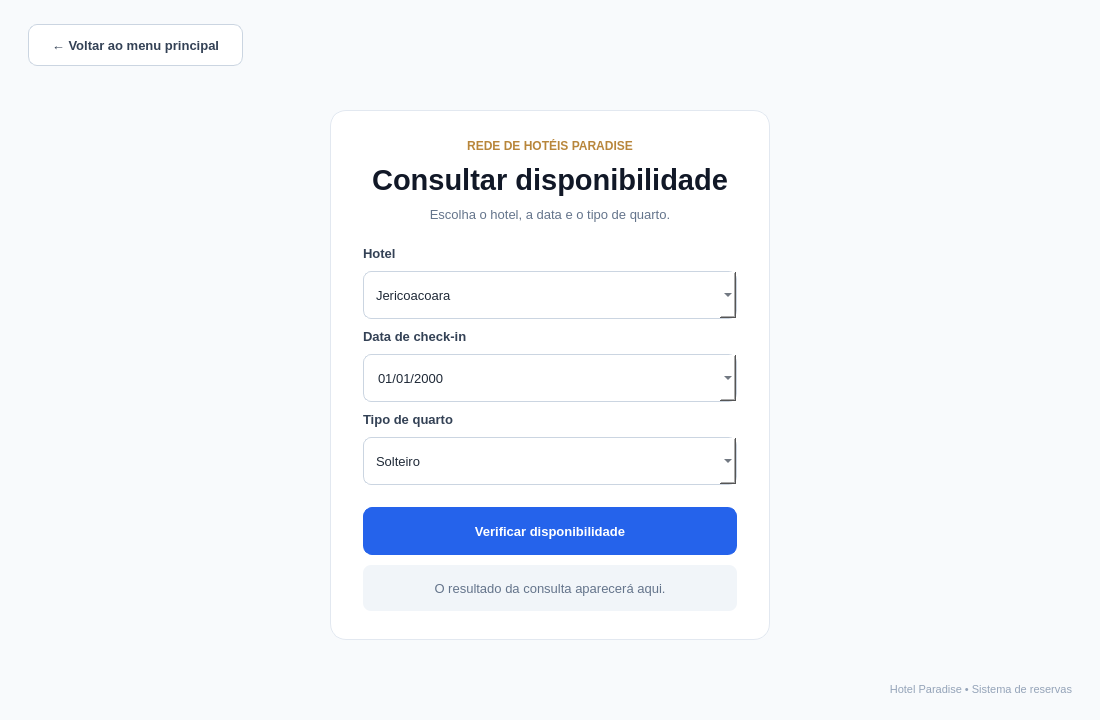
JairCosta00/Sistema-de-Reservas-Rede-de-Hot-is-Paradise, file teladisponibilidade.ui: the form before one commit.
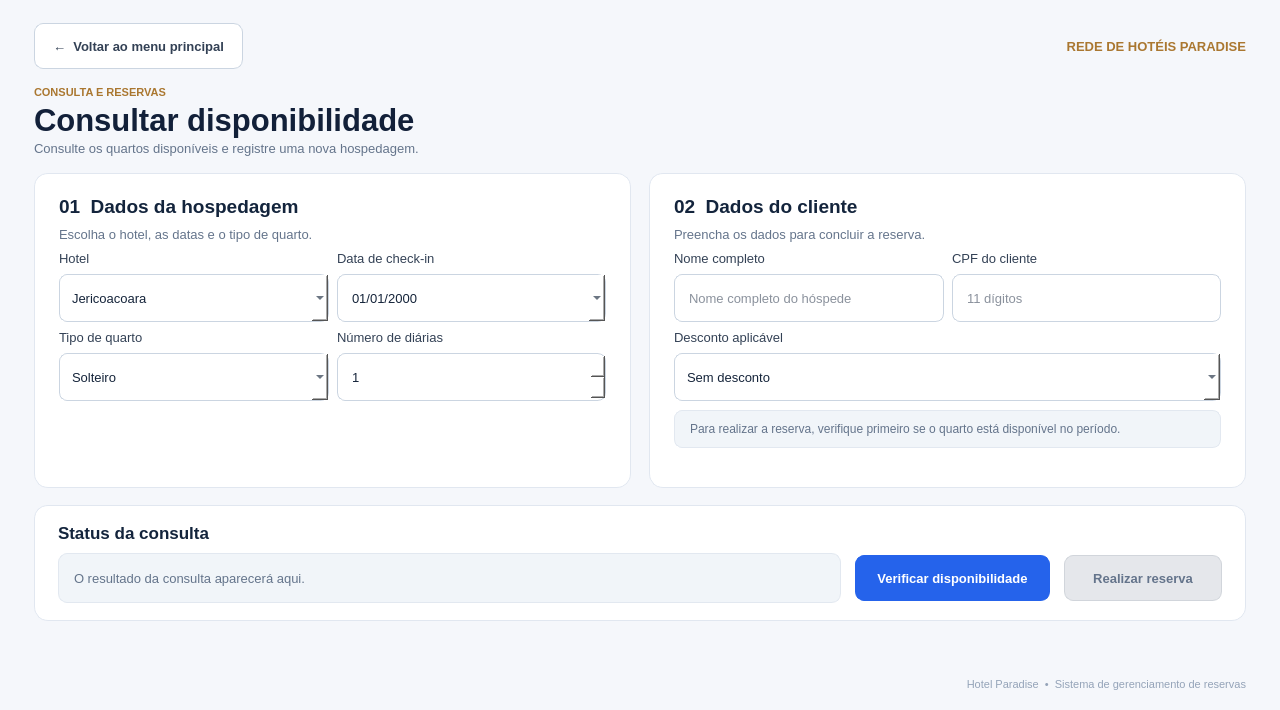
The form after the commit.

Commit message: finaliza interfaces gráficas e integração do sistema de reservas

Diff of the .ui file:
```diff
--- a/teladisponibilidade.ui
+++ b/teladisponibilidade.ui
@@ -3,59 +3,93 @@
  <class>TelaDisponibilidade</class>
  <widget class="QDialog" name="TelaDisponibilidade">
   <property name="geometry">
-   <rect><x>0</x><y>0</y><width>1100</width><height>720</height></rect>
+   <rect>
+    <x>0</x>
+    <y>0</y>
+    <width>1280</width>
+    <height>710</height>
+   </rect>
   </property>
   <property name="minimumSize">
-   <size><width>560</width><height>620</height></size>
+   <size>
+    <width>900</width>
+    <height>610</height>
+   </size>
   </property>
   <property name="windowTitle"><string>Hotel Paradise - Disponibilidade</string></property>
   <property name="styleSheet">
-   <string notr="true">QDialog#TelaDisponibilidade {
-    background-color: #F8FAFC;
+   <string>QDialog#TelaDisponibilidade {
+    background: #F5F7FB;
+    font-family: &quot;Segoe UI&quot;;
+    color: #14243D;
 }
-QFrame#cardConsulta {
-    background-color: #FFFFFF;
-    border: 1px solid #E2E8F0;
-    border-radius: 16px;
+QFrame#cardHospedagem, QFrame#cardCliente, QFrame#cardAcoes {
+    background: #FFFFFF;
+    border: 1px solid #E1E7F0;
+    border-radius: 14px;
 }
 QLabel {
     background: transparent;
     border: none;
-    color: #1F2937;
+    color: #334155;
+    font-size: 13px;
 }
 QLabel#labelMarca {
-    color: #B8863B;
-    font-size: 12px;
+    color: #AA7730;
+    font-size: 13px;
+    font-weight: bold;
+}
+QLabel#labelSobretitulo {
+    color: #AA7730;
+    font-size: 11px;
     font-weight: bold;
 }
 QLabel#labelTitulo {
-    font-size: 29px;
+    color: #122039;
+    font-size: 31px;
     font-weight: bold;
-    color: #111827;
 }
-QLabel#labelDescricao {
+QLabel#labelDescricao, QLabel#labelAjudaHospedagem, QLabel#labelAjudaCliente {
     color: #64748B;
     font-size: 13px;
 }
-QLabel#labelHotel, QLabel#labelData, QLabel#labelQuarto {
-    font-size: 13px;
+QLabel#labelSecaoHospedagem, QLabel#labelSecaoCliente {
+    color: #13243C;
+    font-size: 19px;
     font-weight: bold;
-    color: #334155;
+}
+QLabel#labelStatusTitulo {
+    color: #13243C;
+    font-size: 17px;
+    font-weight: bold;
+}
+QLabel#labelDica {
+    color: #64748B;
+    background: #F1F5F9;
+    border: 1px solid #E2E8F0;
+    border-radius: 8px;
+    padding: 11px 12px;
+    font-size: 12px;
 }
 QLabel#labelResultado {
     color: #64748B;
-    background-color: #F1F5F9;
-    border-radius: 8px;
-    padding: 13px;
+    background: #F1F5F9;
+    border: 1px solid #E2E8F0;
+    border-radius: 9px;
+    padding: 12px;
     font-size: 13px;
 }
-QComboBox, QDateEdit {
-    background-color: #FFFFFF;
-    color: #1F2937;
+QLabel#labelRodape {
+    color: #94A3B8;
+    font-size: 11px;
+}
+QLineEdit, QComboBox, QDateEdit, QSpinBox {
+    background: #FFFFFF;
+    color: #15243A;
     border: 1px solid #CBD5E1;
     border-radius: 8px;
-    padding: 8px 12px;
-    min-height: 30px;
+    padding: 9px 12px;
+    min-height: 28px;
     font-size: 13px;
 }
 QComboBox:hover, QDateEdit:hover {
@@ -65,191 +99,607 @@
     border: 1px solid #2563EB;
 }
 QComboBox QAbstractItemView {
-    background: white;
-    color: #1F2937;
+    background: #FFFFFF;
+    color: #15243A;
     selection-background-color: #DBEAFE;
-    selection-color: #1E3A8A;
 }
 QPushButton {
-    font-size: 13px;
-    font-weight: bold;
+    min-height: 24px;
     border-radius: 9px;
     padding: 10px 18px;
-}
-QPushButton#btnConsultar {
-    background-color: #2563EB;
-    color: #FFFFFF;
-    border: 1px solid #2563EB;
-}
-QPushButton#btnConsultar:hover {
-    background-color: #1D4ED8;
-    border-color: #1D4ED8;
+    font-size: 13px;
+    font-weight: bold;
 }
 QPushButton#btnVoltar {
-    background-color: #FFFFFF;
-    color: #334155;
+    background: #FFFFFF;
     border: 1px solid #CBD5E1;
+    color: #334155;
 }
-QPushButton#btnVoltar:hover {
-    background-color: #F1F5F9;
+QPushButton#btnVoltar:hover { background: #F1F5F9; }
+QPushButton#btnConsultar {
+    background: #2563EB;
+    color: #FFFFFF;
+    border: 1px solid #2563EB;
+}
+QPushButton#btnConsultar:hover { background: #1D4ED8; }
+QPushButton#btnRealizarReserva {
+    background: #16834A;
+    color: #FFFFFF;
+    border: 1px solid #16834A;
+}
+QPushButton#btnRealizarReserva:hover { background: #166534; }
+QPushButton#btnRealizarReserva:disabled {
+    background: #E5E7EB;
+    color: #64748B;
+    border: 1px solid #D1D5DB;
 }</string>
   </property>
   <layout class="QVBoxLayout" name="layoutPrincipal">
-   <property name="spacing"><number>8</number></property>
-   <property name="leftMargin"><number>28</number></property>
-   <property name="topMargin"><number>24</number></property>
-   <property name="rightMargin"><number>28</number></property>
-   <property name="bottomMargin"><number>24</number></property>
+   <property name="spacing">
+    <number>17</number>
+   </property>
+   <property name="leftMargin">
+    <number>34</number>
+   </property>
+   <property name="topMargin">
+    <number>23</number>
+   </property>
+   <property name="rightMargin">
+    <number>34</number>
+   </property>
+   <property name="bottomMargin">
+    <number>19</number>
+   </property>
    <item>
-    <layout class="QHBoxLayout" name="layoutTopo">
+    <layout class="QHBoxLayout" name="layoutBarraSuperior">
+     <property name="spacing">
+      <number>8</number>
+     </property>
      <item>
       <widget class="QPushButton" name="btnVoltar">
-       <property name="minimumSize"><size><width>215</width><height>42</height></size></property>
-       <property name="text"><string>← Voltar ao menu principal</string></property>
-       <property name="cursor"><cursorShape>PointingHandCursor</cursorShape></property>
+       <property name="cursor">
+        <cursorShape>PointingHandCursor</cursorShape>
+       </property>
+       <property name="text">
+        <string>←  Voltar ao menu principal</string>
+       </property>
       </widget>
      </item>
      <item>
-      <spacer name="espacoTopoDireita">
-       <property name="orientation"><enum>Qt::Horizontal</enum></property>
-       <property name="sizeHint" stdset="0"><size><width>40</width><height>20</height></size></property>
+      <spacer name="espacoBarra">
+       <property name="orientation">
+        <enum>Qt::Orientation::Horizontal</enum>
+       </property>
+       <property name="sizeType">
+        <enum>QSizePolicy::Policy::Expanding</enum>
+       </property>
+       <property name="sizeHint" stdset="0">
+        <size>
+         <width>18</width>
+         <height>18</height>
+        </size>
+       </property>
       </spacer>
      </item>
+     <item>
+      <widget class="QLabel" name="labelMarca">
+       <property name="text">
+        <string>REDE DE HOTÉIS PARADISE</string>
+       </property>
+       <property name="alignment">
+        <set>Qt::AlignmentFlag::AlignRight|Qt::AlignmentFlag::AlignTrailing|Qt::AlignmentFlag::AlignVCenter</set>
+       </property>
+      </widget>
+     </item>
     </layout>
    </item>
    <item>
-    <spacer name="espacoSuperior">
-     <property name="orientation"><enum>Qt::Vertical</enum></property>
-     <property name="sizeHint" stdset="0"><size><width>20</width><height>18</height></size></property>
-    </spacer>
-   </item>
-   <item>
-    <layout class="QHBoxLayout" name="layoutCentro">
+    <layout class="QVBoxLayout" name="layoutCabecalho">
+     <property name="spacing">
+      <number>3</number>
+     </property>
      <item>
-      <spacer name="espacoEsquerda">
-       <property name="orientation"><enum>Qt::Horizontal</enum></property>
-       <property name="sizeHint" stdset="0"><size><width>40</width><height>20</height></size></property>
-      </spacer>
+      <widget class="QLabel" name="labelSobretitulo">
+       <property name="text">
+        <string>CONSULTA E RESERVAS</string>
+       </property>
+      </widget>
      </item>
      <item>
-      <widget class="QFrame" name="cardConsulta">
-       <property name="minimumSize"><size><width>440</width><height>0</height></size></property>
-       <property name="maximumSize"><size><width>620</width><height>16777215</height></size></property>
-       <property name="frameShape"><enum>QFrame::NoFrame</enum></property>
-       <layout class="QVBoxLayout" name="layoutCard">
-        <property name="spacing"><number>10</number></property>
-        <property name="leftMargin"><number>32</number></property>
-        <property name="topMargin"><number>28</number></property>
-        <property name="rightMargin"><number>32</number></property>
-        <property name="bottomMargin"><number>28</number></property>
+      <widget class="QLabel" name="labelTitulo">
+       <property name="text">
+        <string>Consultar disponibilidade</string>
+       </property>
+      </widget>
+     </item>
+     <item>
+      <widget class="QLabel" name="labelDescricao">
+       <property name="text">
+        <string>Consulte os quartos disponíveis e registre uma nova hospedagem.</string>
+       </property>
+      </widget>
+     </item>
+    </layout>
+   </item>
+   <item>
+    <layout class="QHBoxLayout" name="layoutPaineis" stretch="1,1">
+     <property name="spacing">
+      <number>18</number>
+     </property>
+     <item>
+      <widget class="QFrame" name="cardHospedagem">
+       <property name="sizePolicy">
+        <sizepolicy hsizetype="Expanding" vsizetype="Expanding">
+         <horstretch>0</horstretch>
+         <verstretch>0</verstretch>
+        </sizepolicy>
+       </property>
+       <property name="frameShape">
+        <enum>QFrame::Shape::NoFrame</enum>
+       </property>
+       <layout class="QVBoxLayout" name="layoutHospedagem">
+        <property name="spacing">
+         <number>9</number>
+        </property>
+        <property name="leftMargin">
+         <number>24</number>
+        </property>
+        <property name="topMargin">
+         <number>21</number>
+        </property>
+        <property name="rightMargin">
+         <number>24</number>
+        </property>
+        <property name="bottomMargin">
+         <number>21</number>
+        </property>
         <item>
-         <widget class="QLabel" name="labelMarca">
-          <property name="text"><string>REDE DE HOTÉIS PARADISE</string></property>
-          <property name="alignment"><set>Qt::AlignCenter</set></property>
+         <widget class="QLabel" name="labelSecaoHospedagem">
+          <property name="text">
+           <string>01  Dados da hospedagem</string>
+          </property>
          </widget>
         </item>
         <item>
-         <widget class="QLabel" name="labelTitulo">
-          <property name="text"><string>Consultar disponibilidade</string></property>
-          <property name="alignment"><set>Qt::AlignCenter</set></property>
-          <property name="wordWrap"><bool>true</bool></property>
+         <widget class="QLabel" name="labelAjudaHospedagem">
+          <property name="text">
+           <string>Escolha o hotel, as datas e o tipo de quarto.</string>
+          </property>
          </widget>
         </item>
         <item>
-         <widget class="QLabel" name="labelDescricao">
-          <property name="text"><string>Escolha o hotel, a data e o tipo de quarto.</string></property>
-          <property name="alignment"><set>Qt::AlignCenter</set></property>
-          <property name="wordWrap"><bool>true</bool></property>
-         </widget>
+         <layout class="QGridLayout" name="gridHospedagem">
+          <property name="spacing">
+           <number>8</number>
+          </property>
+          <item row="0" column="0">
+           <widget class="QLabel" name="labelHotel">
+            <property name="text">
+             <string>Hotel</string>
+            </property>
+           </widget>
+          </item>
+          <item row="0" column="1">
+           <widget class="QLabel" name="labelData">
+            <property name="text">
+             <string>Data de check-in</string>
+            </property>
+           </widget>
+          </item>
+          <item row="1" column="0">
+           <widget class="QComboBox" name="comboHotel">
+            <property name="sizePolicy">
+             <sizepolicy hsizetype="Expanding" vsizetype="Fixed">
+              <horstretch>0</horstretch>
+              <verstretch>0</verstretch>
+             </sizepolicy>
+            </property>
+            <item>
+             <property name="text">
+              <string>Jericoacoara</string>
+             </property>
+            </item>
+            <item>
+             <property name="text">
+              <string>Canoa Quebrada</string>
+             </property>
+            </item>
+            <item>
+             <property name="text">
+              <string>Cumbuco</string>
+             </property>
+            </item>
+           </widget>
+          </item>
+          <item row="1" column="1">
+           <widget class="QDateEdit" name="dataCheckin">
+            <property name="sizePolicy">
+             <sizepolicy hsizetype="Expanding" vsizetype="Fixed">
+              <horstretch>0</horstretch>
+              <verstretch>0</verstretch>
+             </sizepolicy>
+            </property>
+            <property name="displayFormat">
+             <string>dd/MM/yyyy</string>
+            </property>
+            <property name="calendarPopup">
+             <bool>true</bool>
+            </property>
+           </widget>
+          </item>
+          <item row="2" column="0">
+           <widget class="QLabel" name="labelQuarto">
+            <property name="text">
+             <string>Tipo de quarto</string>
+            </property>
+           </widget>
+          </item>
+          <item row="2" column="1">
+           <widget class="QLabel" name="labelDiarias">
+            <property name="text">
+             <string>Número de diárias</string>
+            </property>
+           </widget>
+          </item>
+          <item row="3" column="0">
+           <widget class="QComboBox" name="comboQuarto">
+            <property name="sizePolicy">
+             <sizepolicy hsizetype="Expanding" vsizetype="Fixed">
+              <horstretch>0</horstretch>
+              <verstretch>0</verstretch>
+             </sizepolicy>
+            </property>
+            <item>
+             <property name="text">
+              <string>Solteiro</string>
+             </property>
+            </item>
+            <item>
+             <property name="text">
+              <string>Duplo</string>
+             </property>
+            </item>
+            <item>
+             <property name="text">
+              <string>Casal</string>
+             </property>
+            </item>
+            <item>
+             <property name="text">
+              <string>Triplo</string>
+             </property>
+            </item>
+            <item>
+             <property name="text">
+              <string>Quadruplo</string>
+             </property>
+            </item>
+           </widget>
+          </item>
+          <item row="3" column="1">
+           <widget class="QSpinBox" name="spinDiarias">
+            <property name="sizePolicy">
+             <sizepolicy hsizetype="Expanding" vsizetype="Fixed">
+              <horstretch>0</horstretch>
+              <verstretch>0</verstretch>
+             </sizepolicy>
+            </property>
+            <property name="minimum">
+             <number>1</number>
+            </property>
+            <property name="maximum">
+             <number>365</number>
+            </property>
+           </widget>
+          </item>
+         </layout>
         </item>
         <item>
-         <spacer name="espacoAposTitulo">
-          <property name="orientation"><enum>Qt::Vertical</enum></property>
-          <property name="sizeType"><enum>QSizePolicy::Fixed</enum></property>
-          <property name="sizeHint" stdset="0"><size><width>20</width><height>14</height></size></property>
+         <spacer name="espacoHospedagemInferior">
+          <property name="orientation">
+           <enum>Qt::Orientation::Vertical</enum>
+          </property>
+          <property name="sizeType">
+           <enum>QSizePolicy::Policy::Expanding</enum>
+          </property>
+          <property name="sizeHint" stdset="0">
+           <size>
+            <width>18</width>
+            <height>18</height>
+           </size>
+          </property>
          </spacer>
         </item>
+       </layout>
+      </widget>
+     </item>
+     <item>
+      <widget class="QFrame" name="cardCliente">
+       <property name="sizePolicy">
+        <sizepolicy hsizetype="Expanding" vsizetype="Expanding">
+         <horstretch>0</horstretch>
+         <verstretch>0</verstretch>
+        </sizepolicy>
+       </property>
+       <property name="frameShape">
+        <enum>QFrame::Shape::NoFrame</enum>
+       </property>
+       <layout class="QVBoxLayout" name="layoutCliente">
+        <property name="spacing">
+         <number>9</number>
+        </property>
+        <property name="leftMargin">
+         <number>24</number>
+        </property>
+        <property name="topMargin">
+         <number>21</number>
+        </property>
+        <property name="rightMargin">
+         <number>24</number>
+        </property>
+        <property name="bottomMargin">
+         <number>21</number>
+        </property>
         <item>
-         <widget class="QLabel" name="labelHotel">
-          <property name="text"><string>Hotel</string></property>
+         <widget class="QLabel" name="labelSecaoCliente">
+          <property name="text">
+           <string>02  Dados do cliente</string>
+          </property>
          </widget>
         </item>
         <item>
-         <widget class="QComboBox" name="comboHotel">
-          <item><property name="text"><string>Jericoacoara</string></property></item>
-          <item><property name="text"><string>Canoa Quebrada</string></property></item>
-          <item><property name="text"><string>Cumbuco</string></property></item>
+         <widget class="QLabel" name="labelAjudaCliente">
+          <property name="text">
+           <string>Preencha os dados para concluir a reserva.</string>
+          </property>
          </widget>
         </item>
         <item>
-         <widget class="QLabel" name="labelData">
-          <property name="text"><string>Data de check-in</string></property>
-         </widget>
+         <layout class="QGridLayout" name="gridCliente">
+          <property name="spacing">
+           <number>8</number>
+          </property>
+          <item row="0" column="0">
+           <widget class="QLabel" name="labelNomeCliente">
+            <property name="text">
+             <string>Nome completo</string>
+            </property>
+           </widget>
+          </item>
+          <item row="0" column="1">
+           <widget class="QLabel" name="labelCpf">
+            <property name="text">
+             <string>CPF do cliente</string>
+            </property>
+           </widget>
+          </item>
+          <item row="1" column="0">
+           <widget class="QLineEdit" name="editNomeCliente">
+            <property name="sizePolicy">
+             <sizepolicy hsizetype="Expanding" vsizetype="Fixed">
+              <horstretch>0</horstretch>
+              <verstretch>0</verstretch>
+             </sizepolicy>
+            </property>
+            <property name="placeholderText">
+             <string>Nome completo do hóspede</string>
+            </property>
+           </widget>
+          </item>
+          <item row="1" column="1">
+           <widget class="QLineEdit" name="editCpfCliente">
+            <property name="sizePolicy">
+             <sizepolicy hsizetype="Expanding" vsizetype="Fixed">
+              <horstretch>0</horstretch>
+              <verstretch>0</verstretch>
+             </sizepolicy>
+            </property>
+            <property name="maxLength">
+             <number>14</number>
+            </property>
+            <property name="placeholderText">
+             <string>11 dígitos</string>
+            </property>
+           </widget>
+          </item>
+          <item row="2" column="0" colspan="2">
+           <widget class="QLabel" name="labelDesconto">
+            <property name="text">
+             <string>Desconto aplicável</string>
+            </property>
+           </widget>
+          </item>
+          <item row="3" column="0" colspan="2">
+           <widget class="QComboBox" name="comboDesconto">
+            <property name="sizePolicy">
+             <sizepolicy hsizetype="Expanding" vsizetype="Fixed">
+              <horstretch>0</horstretch>
+              <verstretch>0</verstretch>
+             </sizepolicy>
+            </property>
+            <item>
+             <property name="text">
+              <string>Sem desconto</string>
+             </property>
+            </item>
+            <item>
+             <property name="text">
+              <string>Cliente VIP (10%)</string>
+             </property>
+            </item>
+            <item>
+             <property name="text">
+              <string>Baixa temporada (20%)</string>
+             </property>
+            </item>
+            <item>
+             <property name="text">
+              <string>Promocional (15%)</string>
+             </property>
+            </item>
+           </widget>
+          </item>
+         </layout>
         </item>
         <item>
-         <widget class="QDateEdit" name="dataCheckin">
-          <property name="displayFormat"><string>dd/MM/yyyy</string></property>
-          <property name="calendarPopup"><bool>true</bool></property>
+         <widget class="QLabel" name="labelDica">
+          <property name="text">
+           <string>Para realizar a reserva, verifique primeiro se o quarto está disponível no período.</string>
+          </property>
+          <property name="wordWrap">
+           <bool>true</bool>
+          </property>
          </widget>
         </item>
         <item>
-         <widget class="QLabel" name="labelQuarto">
-          <property name="text"><string>Tipo de quarto</string></property>
-         </widget>
-        </item>
-        <item>
-         <widget class="QComboBox" name="comboQuarto">
-          <item><property name="text"><string>Solteiro</string></property></item>
-          <item><property name="text"><string>Duplo</string></property></item>
-          <item><property name="text"><string>Casal</string></property></item>
-          <item><property name="text"><string>Triplo</string></property></item>
-          <item><property name="text"><string>Quadruplo</string></property></item>
-         </widget>
-        </item>
-        <item>
-         <spacer name="espacoAntesBotao">
-          <property name="orientation"><enum>Qt::Vertical</enum></property>
-          <property name="sizeType"><enum>QSizePolicy::Fixed</enum></property>
-          <property name="sizeHint" stdset="0"><size><width>20</width><height>12</height></size></property>
+         <spacer name="espacoClienteInferior">
+          <property name="orientation">
+           <enum>Qt::Orientation::Vertical</enum>
+          </property>
+          <property name="sizeType">
+           <enum>QSizePolicy::Policy::Expanding</enum>
+          </property>
+          <property name="sizeHint" stdset="0">
+           <size>
+            <width>18</width>
+            <height>18</height>
+           </size>
+          </property>
          </spacer>
         </item>
-        <item>
-         <widget class="QPushButton" name="btnConsultar">
-          <property name="minimumSize"><size><width>0</width><height>48</height></size></property>
-          <property name="text"><string>Verificar disponibilidade</string></property>
-          <property name="cursor"><cursorShape>PointingHandCursor</cursorShape></property>
-         </widget>
-        </item>
+       </layout>
+      </widget>
+     </item>
+    </layout>
+   </item>
+   <item>
+    <widget class="QFrame" name="cardAcoes">
+     <property name="sizePolicy">
+      <sizepolicy hsizetype="Expanding" vsizetype="Expanding">
+       <horstretch>0</horstretch>
+       <verstretch>0</verstretch>
+      </sizepolicy>
+     </property>
+     <property name="frameShape">
+      <enum>QFrame::Shape::NoFrame</enum>
+     </property>
+     <layout class="QVBoxLayout" name="layoutStatus">
+      <property name="spacing">
+       <number>10</number>
+      </property>
+      <property name="leftMargin">
+       <number>23</number>
+      </property>
+      <property name="topMargin">
+       <number>17</number>
+      </property>
+      <property name="rightMargin">
+       <number>23</number>
+      </property>
+      <property name="bottomMargin">
+       <number>17</number>
+      </property>
+      <item>
+       <widget class="QLabel" name="labelStatusTitulo">
+        <property name="text">
+         <string>Status da consulta</string>
+        </property>
+       </widget>
+      </item>
+      <item>
+       <layout class="QHBoxLayout" name="layoutResultadoAcoes" stretch="3,0,0">
+        <property name="spacing">
+         <number>14</number>
+        </property>
         <item>
          <widget class="QLabel" name="labelResultado">
-          <property name="minimumSize"><size><width>0</width><height>46</height></size></property>
-          <property name="text"><string>O resultado da consulta aparecerá aqui.</string></property>
-          <property name="alignment"><set>Qt::AlignCenter</set></property>
-          <property name="wordWrap"><bool>true</bool></property>
+          <property name="sizePolicy">
+           <sizepolicy hsizetype="Expanding" vsizetype="Preferred">
+            <horstretch>0</horstretch>
+            <verstretch>0</verstretch>
+           </sizepolicy>
+          </property>
+          <property name="minimumSize">
+           <size>
+            <width>0</width>
+            <height>50</height>
+           </size>
+          </property>
+          <property name="text">
+           <string>O resultado da consulta aparecerá aqui.</string>
+          </property>
+          <property name="alignment">
+           <set>Qt::AlignmentFlag::AlignLeading|Qt::AlignmentFlag::AlignLeft|Qt::AlignmentFlag::AlignVCenter</set>
+          </property>
+          <property name="wordWrap">
+           <bool>true</bool>
+          </property>
+         </widget>
+        </item>
+        <item>
+         <widget class="QPushButton" name="btnConsultar">
+          <property name="minimumSize">
+           <size>
+            <width>195</width>
+            <height>46</height>
+           </size>
+          </property>
+          <property name="cursor">
+           <cursorShape>PointingHandCursor</cursorShape>
+          </property>
+          <property name="text">
+           <string>Verificar disponibilidade</string>
+          </property>
+         </widget>
+        </item>
+        <item>
+         <widget class="QPushButton" name="btnRealizarReserva">
+          <property name="enabled">
+           <bool>false</bool>
+          </property>
+          <property name="minimumSize">
+           <size>
+            <width>158</width>
+            <height>46</height>
+           </size>
+          </property>
+          <property name="cursor">
+           <cursorShape>PointingHandCursor</cursorShape>
+          </property>
+          <property name="text">
+           <string>Realizar reserva</string>
+          </property>
          </widget>
         </item>
        </layout>
-      </widget>
-     </item>
-     <item>
-      <spacer name="espacoDireita">
-       <property name="orientation"><enum>Qt::Horizontal</enum></property>
-       <property name="sizeHint" stdset="0"><size><width>40</width><height>20</height></size></property>
-      </spacer>
-     </item>
-    </layout>
+      </item>
+     </layout>
+    </widget>
    </item>
    <item>
-    <spacer name="espacoInferior">
-     <property name="orientation"><enum>Qt::Vertical</enum></property>
-     <property name="sizeHint" stdset="0"><size><width>20</width><height>18</height></size></property>
+    <spacer name="espacoFundoFlex">
+     <property name="orientation">
+      <enum>Qt::Orientation::Vertical</enum>
+     </property>
+     <property name="sizeType">
+      <enum>QSizePolicy::Policy::Expanding</enum>
+     </property>
+     <property name="sizeHint" stdset="0">
+      <size>
+       <width>18</width>
+       <height>18</height>
+      </size>
+     </property>
     </spacer>
    </item>
    <item>
     <widget class="QLabel" name="labelRodape">
-     <property name="text"><string>Hotel Paradise • Sistema de reservas</string></property>
-     <property name="alignment"><set>Qt::AlignRight|Qt::AlignVCenter</set></property>
-     <property name="styleSheet"><string notr="true">color: #94A3B8; font-size: 11px; background: transparent;</string></property>
+     <property name="text">
+      <string>Hotel Paradise  •  Sistema de gerenciamento de reservas</string>
+     </property>
+     <property name="alignment">
+      <set>Qt::AlignmentFlag::AlignRight|Qt::AlignmentFlag::AlignTrailing|Qt::AlignmentFlag::AlignVCenter</set>
+     </property>
     </widget>
    </item>
   </layout>
```
Left out of the diff: 9 changed lines with no effect on the pictures. The commit also changes 9 other files.
